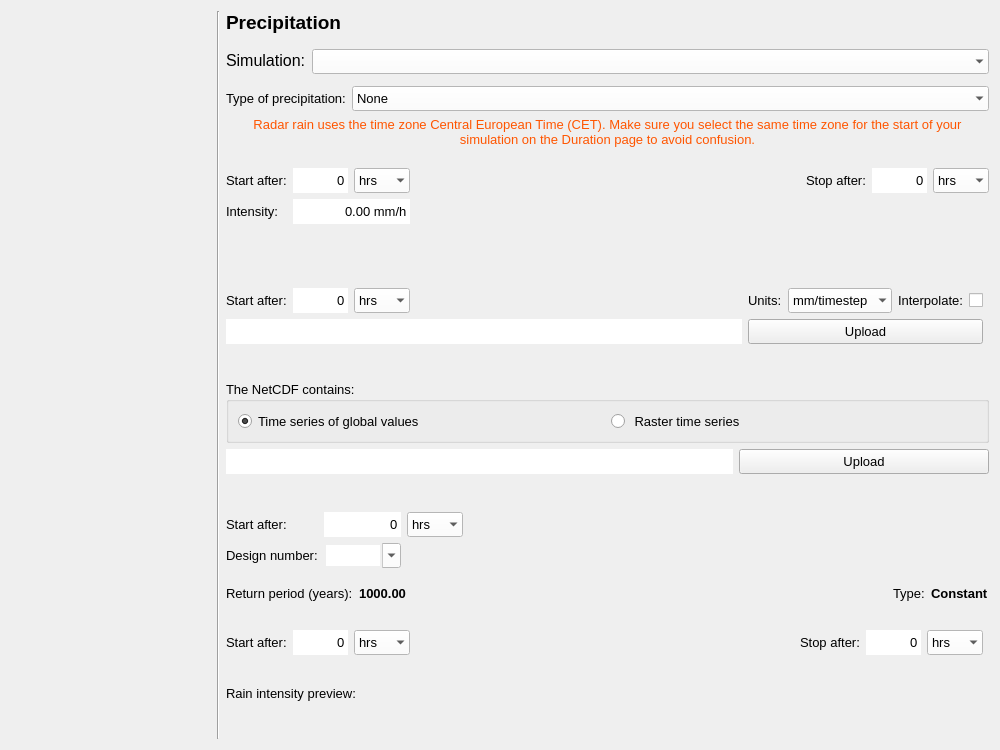
This is threedi_models_and_simulations/ui/simulation_wizard/page_precipitation.ui in nens/threedi-api-qgis-client as Qt 5 draws it before an edit. The edited form follows.
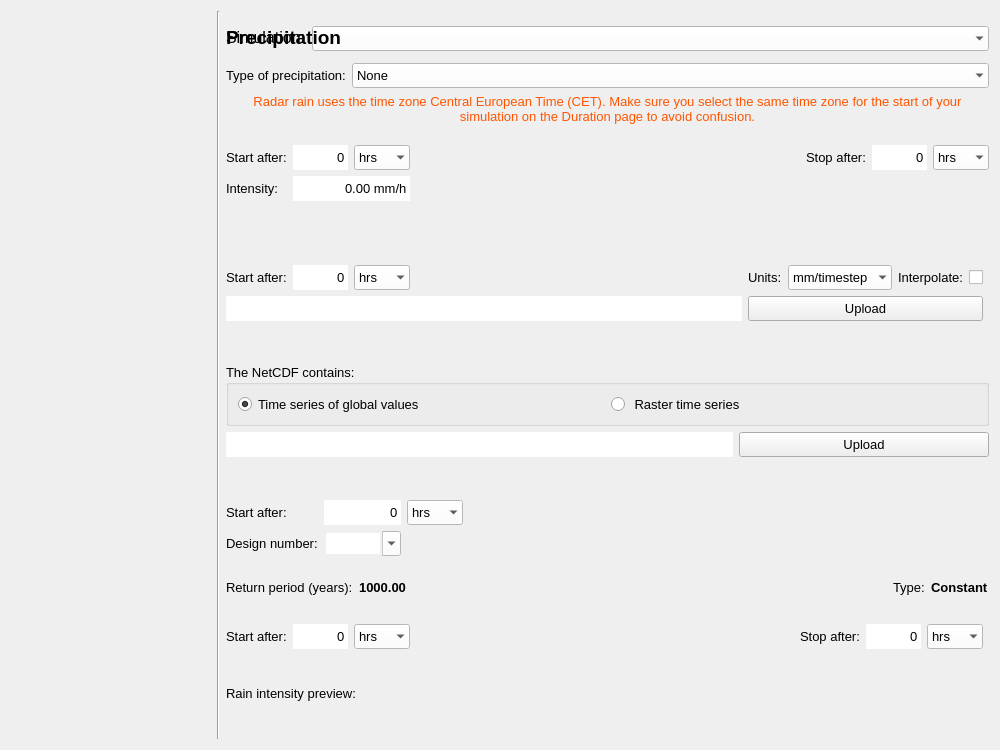
This is the edited form.

Commit message: setup page

The edit to the form file:
```diff
--- a/threedi_models_and_simulations/ui/simulation_wizard/page_precipitation.ui
+++ b/threedi_models_and_simulations/ui/simulation_wizard/page_precipitation.ui
@@ -696,7 +696,7 @@
      </property>
     </widget>
    </item>
-   <item row="0" column="2">
+   <item row="1" column="2">
     <widget class="QLabel" name="label_8">
      <property name="font">
       <font>
```
The commit also changes 2 other files.
